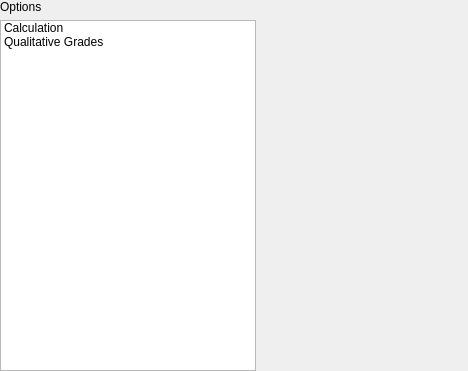
First picture: the form in app/options/optionswindow.ui, repository ZoomTen/theGrades, before the edit.
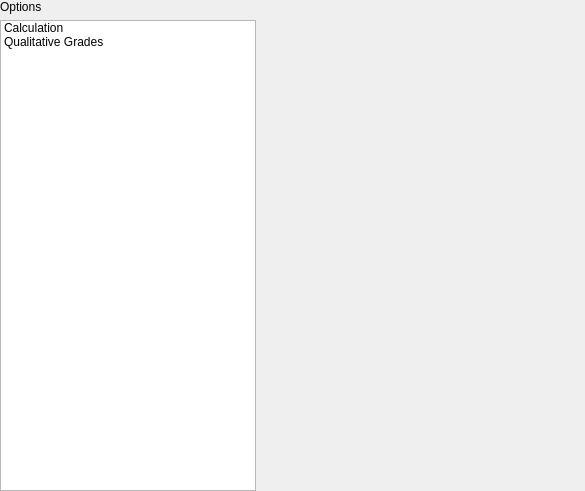
Second picture: the form after the edit. Icons and pictures are not drawn. Custom widgets are drawn as their Qt base class.

Diff of the .ui file:
```diff
--- a/app/options/optionswindow.ui
+++ b/app/options/optionswindow.ui
@@ -9,8 +9,8 @@
    <rect>
     <x>0</x>
     <y>0</y>
-    <width>468</width>
-    <height>371</height>
+    <width>585</width>
+    <height>491</height>
    </rect>
   </property>
   <property name="windowTitle">
```
